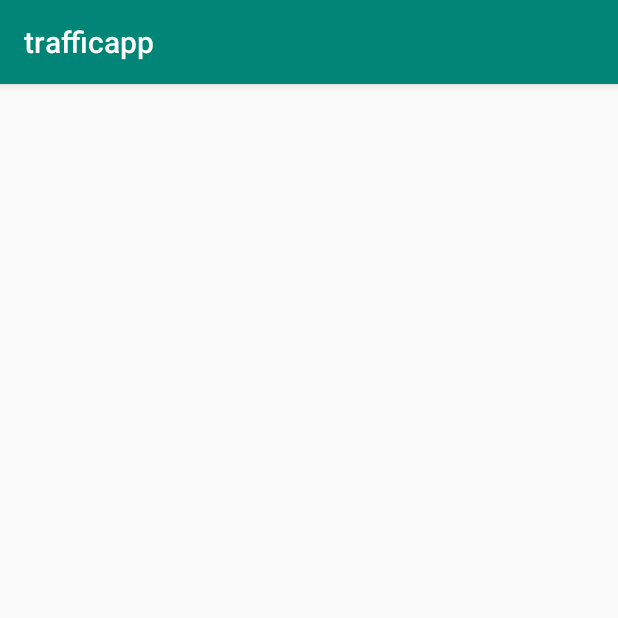
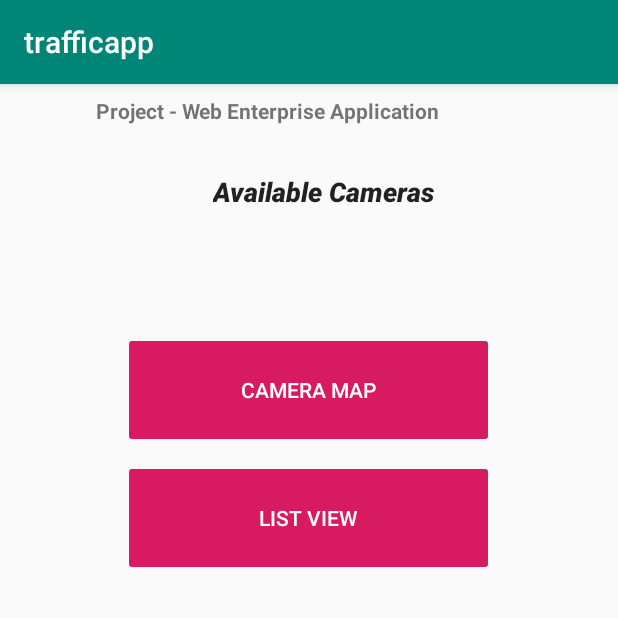
Before and after one commit to Jabberwaka/AndroidApp, an Android app: the screen it shows after launch (MainActivity), on a phone screen of 412 x 824 dp, the top half of it. Run offline under Robolectric (Android 15) with nearby library versions, the phone set to English and light mode, and no system bars.

Commit message:
Layout changed

```diff
--- a/app/src/main/res/layout/activity_main.xml
+++ b/app/src/main/res/layout/activity_main.xml
@@ -7,7 +7,7 @@
     android:orientation="vertical"
     tools:context=".MainActivity">
 
-            <TextViewc
+    <TextView
         android:id="@+id/textView2"
         android:layout_width="283dp"
         android:layout_height="43dp"
@@ -15,8 +15,8 @@
         android:layout_marginTop="8dp"
         android:layout_marginEnd="8dp"
         android:layout_marginBottom="8dp"
-            android:textStyle="bold"
-            android:text="@string/Project" />
+        android:text="@string/Project"
+        android:textStyle="bold" />
 
 
     <TextView
@@ -24,22 +24,23 @@
         android:layout_width="wrap_content"
         android:layout_height="wrap_content"
         android:layout_marginStart="10dp"
-            android:layout_marginBottom="120dp"
+        android:layout_marginBottom="80dp"
         android:text="@string/textView3"
         android:textAppearance="@style/TextAppearance.AppCompat.Body2"
         android:textSize="18sp"
         android:textStyle="bold|italic"
-            android:typeface="normal"/>
+        android:typeface="normal" />
+
 
     <Button
         android:id="@+id/buttonMap"
         style="@style/Widget.AppCompat.Button.Colored"
         android:layout_width="247dp"
         android:layout_height="77dp"
-        android:layout_marginStart="8dp"
         android:onClick="viewMap"
         android:stateListAnimator="@mipmap/ic_launcher_round"
-        android:text="@string/Camera_Map" />
+        android:text="@string/Camera_Map"
+    android:layout_marginTop="1dp"/>
 
     <Button
         android:id="@+id/button2"
@@ -47,139 +48,30 @@
         android:layout_width="247dp"
         android:layout_height="77dp"
         android:layout_marginStart="8dp"
-
+        android:layout_marginTop="8dp"
+        android:layout_marginEnd="8dp"
         android:onClick="viewCamList"
         android:stateListAnimator="@mipmap/ic_launcher_round"
-            android:text="List View"/>
-
-
+        android:text="List View" />
 
 
 </LinearLayout>
 
 
+    <!--<?xml version="1.0" encoding="utf-8"?>--><!--<android.support.constraint.ConstraintLayout xmlns:android="http://schemas.android.com/apk/res/android"--><!--xmlns:app="http://schemas.android.com/apk/res-auto"--><!--xmlns:tools="http://schemas.android.com/tools"--><!--android:layout_width="match_parent"--><!--android:layout_height="match_parent"--><!--tools:context=".MainActivity"--><!--tools:layout_editor_absoluteY="81dp">-->
 
-<!--<?xml version="1.0" encoding="utf-8"?>-->
-<!--<android.support.constraint.ConstraintLayout xmlns:android="http://schemas.android.com/apk/res/android"-->
-    <!--xmlns:app="http://schemas.android.com/apk/res-auto"-->
-    <!--xmlns:tools="http://schemas.android.com/tools"-->
-    <!--android:layout_width="match_parent"-->
-    <!--android:layout_height="match_parent"-->
-    <!--tools:context=".MainActivity"-->
-    <!--tools:layout_editor_absoluteY="81dp">-->
+    <!--<Button--><!--android:id="@+id/button6"--><!--style="@style/Widget.AppCompat.Button.Colored"--><!--android:layout_width="247dp"--><!--android:layout_height="77dp"--><!--android:layout_marginStart="8dp"--><!--android:layout_marginTop="8dp"--><!--android:layout_marginEnd="8dp"--><!--android:layout_marginBottom="8dp"--><!--android:onClick="viewCamera"--><!--android:stateListAnimator="@mipmap/ic_launcher_round"--><!--android:text="Camera2"--><!--app:layout_constraintBottom_toTopOf="@+id/button2"--><!--app:layout_constraintEnd_toEndOf="parent"--><!--app:layout_constraintHorizontal_bias="0.0"--><!--app:layout_constraintStart_toStartOf="parent"--><!--app:layout_constraintTop_toBottomOf="@+id/button" />-->
 
-    <!--<Button-->
-        <!--android:id="@+id/button6"-->
-        <!--style="@style/Widget.AppCompat.Button.Colored"-->
-        <!--android:layout_width="247dp"-->
-        <!--android:layout_height="77dp"-->
-        <!--android:layout_marginStart="8dp"-->
-        <!--android:layout_marginTop="8dp"-->
-        <!--android:layout_marginEnd="8dp"-->
-        <!--android:layout_marginBottom="8dp"-->
-        <!--android:onClick="viewCamera"-->
-        <!--android:stateListAnimator="@mipmap/ic_launcher_round"-->
-        <!--android:text="Camera2"-->
-        <!--app:layout_constraintBottom_toTopOf="@+id/button2"-->
-        <!--app:layout_constraintEnd_toEndOf="parent"-->
-        <!--app:layout_constraintHorizontal_bias="0.0"-->
-        <!--app:layout_constraintStart_toStartOf="parent"-->
-        <!--app:layout_constraintTop_toBottomOf="@+id/button" />-->
+    <!--<Button--><!--android:id="@+id/button"--><!--style="@style/Widget.AppCompat.Button.Colored"--><!--android:layout_width="247dp"--><!--android:layout_height="77dp"--><!--android:layout_marginStart="8dp"--><!--android:layout_marginTop="160dp"--><!--android:layout_marginEnd="8dp"--><!--android:layout_marginBottom="8dp"--><!--android:onClick="viewCamera2"--><!--android:stateListAnimator="@mipmap/ic_launcher_round"--><!--android:text="Camera"--><!--app:layout_constraintBottom_toTopOf="@+id/button6"--><!--app:layout_constraintEnd_toEndOf="parent"--><!--app:layout_constraintHorizontal_bias="0.0"--><!--app:layout_constraintStart_toStartOf="parent"--><!--app:layout_constraintTop_toTopOf="parent"--><!--app:layout_constraintVertical_chainStyle="packed" />-->
 
-    <!--<Button-->
-        <!--android:id="@+id/button"-->
-        <!--style="@style/Widget.AppCompat.Button.Colored"-->
-        <!--android:layout_width="247dp"-->
-        <!--android:layout_height="77dp"-->
-        <!--android:layout_marginStart="8dp"-->
-        <!--android:layout_marginTop="160dp"-->
-        <!--android:layout_marginEnd="8dp"-->
-        <!--android:layout_marginBottom="8dp"-->
-        <!--android:onClick="viewCamera2"-->
-        <!--android:stateListAnimator="@mipmap/ic_launcher_round"-->
-        <!--android:text="Camera"-->
-        <!--app:layout_constraintBottom_toTopOf="@+id/button6"-->
-        <!--app:layout_constraintEnd_toEndOf="parent"-->
-        <!--app:layout_constraintHorizontal_bias="0.0"-->
-        <!--app:layout_constraintStart_toStartOf="parent"-->
-        <!--app:layout_constraintTop_toTopOf="parent"-->
-        <!--app:layout_constraintVertical_chainStyle="packed" />-->
+    <!--&lt;!&ndash;<TextView&ndash;&gt;--><!--&lt;!&ndash;android:id="@+id/textView2"&ndash;&gt;--><!--&lt;!&ndash;android:layout_width="283dp"&ndash;&gt;--><!--&lt;!&ndash;android:layout_height="43dp"&ndash;&gt;--><!--&lt;!&ndash;android:layout_marginStart="8dp"&ndash;&gt;--><!--&lt;!&ndash;android:layout_marginTop="8dp"&ndash;&gt;--><!--&lt;!&ndash;android:layout_marginEnd="8dp"&ndash;&gt;--><!--&lt;!&ndash;android:layout_marginBottom="8dp"&ndash;&gt;--><!--&lt;!&ndash;android:text="TextView"&ndash;&gt;--><!--&lt;!&ndash;app:layout_constraintBottom_toTopOf="@+id/button"&ndash;&gt;--><!--&lt;!&ndash;app:layout_constraintEnd_toEndOf="parent"&ndash;&gt;--><!--&lt;!&ndash;app:layout_constraintHorizontal_bias="0.505"&ndash;&gt;--><!--&lt;!&ndash;app:layout_constraintStart_toStartOf="parent"&ndash;&gt;--><!--&lt;!&ndash;app:layout_constraintTop_toTopOf="parent"&ndash;&gt;--><!--&lt;!&ndash;app:layout_constraintVertical_bias="0.433" />&ndash;&gt;-->
 
-    <!--&lt;!&ndash;<TextView&ndash;&gt;-->
-    <!--&lt;!&ndash;android:id="@+id/textView2"&ndash;&gt;-->
-    <!--&lt;!&ndash;android:layout_width="283dp"&ndash;&gt;-->
-    <!--&lt;!&ndash;android:layout_height="43dp"&ndash;&gt;-->
-    <!--&lt;!&ndash;android:layout_marginStart="8dp"&ndash;&gt;-->
-    <!--&lt;!&ndash;android:layout_marginTop="8dp"&ndash;&gt;-->
-    <!--&lt;!&ndash;android:layout_marginEnd="8dp"&ndash;&gt;-->
-    <!--&lt;!&ndash;android:layout_marginBottom="8dp"&ndash;&gt;-->
-    <!--&lt;!&ndash;android:text="TextView"&ndash;&gt;-->
-    <!--&lt;!&ndash;app:layout_constraintBottom_toTopOf="@+id/button"&ndash;&gt;-->
-    <!--&lt;!&ndash;app:layout_constraintEnd_toEndOf="parent"&ndash;&gt;-->
-    <!--&lt;!&ndash;app:layout_constraintHorizontal_bias="0.505"&ndash;&gt;-->
-    <!--&lt;!&ndash;app:layout_constraintStart_toStartOf="parent"&ndash;&gt;-->
-    <!--&lt;!&ndash;app:layout_constraintTop_toTopOf="parent"&ndash;&gt;-->
-    <!--&lt;!&ndash;app:layout_constraintVertical_bias="0.433" />&ndash;&gt;-->
+    <!--&lt;!&ndash;<TextView&ndash;&gt;--><!--&lt;!&ndash;android:id="@+id/textView"&ndash;&gt;--><!--&lt;!&ndash;android:layout_width="wrap_content"&ndash;&gt;--><!--&lt;!&ndash;android:layout_height="23dp"&ndash;&gt;--><!--&lt;!&ndash;android:layout_marginStart="100dp"&ndash;&gt;--><!--&lt;!&ndash;android:layout_marginBottom="40dp"&ndash;&gt;--><!--&lt;!&ndash;android:text="SQL Connection Name:"&ndash;&gt;--><!--&lt;!&ndash;android:textAppearance="@style/TextAppearance.AppCompat.Body2"&ndash;&gt;--><!--&lt;!&ndash;android:textSize="18sp"&ndash;&gt;--><!--&lt;!&ndash;android:textStyle="bold|italic"&ndash;&gt;--><!--&lt;!&ndash;android:typeface="normal"&ndash;&gt;--><!--&lt;!&ndash;app:layout_constraintBottom_toTopOf="@+id/textView2"&ndash;&gt;--><!--&lt;!&ndash;app:layout_constraintStart_toStartOf="parent" />&ndash;&gt;-->
 
-    <!--&lt;!&ndash;<TextView&ndash;&gt;-->
-    <!--&lt;!&ndash;android:id="@+id/textView"&ndash;&gt;-->
-    <!--&lt;!&ndash;android:layout_width="wrap_content"&ndash;&gt;-->
-    <!--&lt;!&ndash;android:layout_height="23dp"&ndash;&gt;-->
-    <!--&lt;!&ndash;android:layout_marginStart="100dp"&ndash;&gt;-->
-    <!--&lt;!&ndash;android:layout_marginBottom="40dp"&ndash;&gt;-->
-    <!--&lt;!&ndash;android:text="SQL Connection Name:"&ndash;&gt;-->
-    <!--&lt;!&ndash;android:textAppearance="@style/TextAppearance.AppCompat.Body2"&ndash;&gt;-->
-    <!--&lt;!&ndash;android:textSize="18sp"&ndash;&gt;-->
-    <!--&lt;!&ndash;android:textStyle="bold|italic"&ndash;&gt;-->
-    <!--&lt;!&ndash;android:typeface="normal"&ndash;&gt;-->
-    <!--&lt;!&ndash;app:layout_constraintBottom_toTopOf="@+id/textView2"&ndash;&gt;-->
-    <!--&lt;!&ndash;app:layout_constraintStart_toStartOf="parent" />&ndash;&gt;-->
+    <!--<TextView--><!--android:id="@+id/textView3"--><!--android:layout_width="wrap_content"--><!--android:layout_height="wrap_content"--><!--android:layout_marginStart="100dp"--><!--android:layout_marginBottom="120dp"--><!--android:text="@string/textView3"--><!--android:textAppearance="@style/TextAppearance.AppCompat.Body2"--><!--android:textSize="18sp"--><!--android:textStyle="bold|italic"--><!--android:typeface="normal"--><!--app:layout_constraintBottom_toTopOf="@+id/button"--><!--app:layout_constraintStart_toStartOf="parent" />-->
 
-    <!--<TextView-->
-        <!--android:id="@+id/textView3"-->
-        <!--android:layout_width="wrap_content"-->
-        <!--android:layout_height="wrap_content"-->
-        <!--android:layout_marginStart="100dp"-->
-        <!--android:layout_marginBottom="120dp"-->
-        <!--android:text="@string/textView3"-->
-        <!--android:textAppearance="@style/TextAppearance.AppCompat.Body2"-->
-        <!--android:textSize="18sp"-->
-        <!--android:textStyle="bold|italic"-->
-        <!--android:typeface="normal"-->
-        <!--app:layout_constraintBottom_toTopOf="@+id/button"-->
-        <!--app:layout_constraintStart_toStartOf="parent" />-->
+    <!--<Button--><!--android:id="@+id/button2"--><!--style="@style/Widget.AppCompat.Button.Colored"--><!--android:layout_width="247dp"--><!--android:layout_height="77dp"--><!--android:layout_marginStart="8dp"--><!--android:layout_marginTop="8dp"--><!--android:layout_marginEnd="8dp"--><!--android:layout_marginBottom="4dp"--><!--android:onClick="viewCamList"--><!--android:stateListAnimator="@mipmap/ic_launcher_round"--><!--android:text="List View"--><!--app:layout_constraintBottom_toBottomOf="parent"--><!--app:layout_constraintEnd_toEndOf="parent"--><!--app:layout_constraintHorizontal_bias="0.0"--><!--app:layout_constraintStart_toStartOf="parent"--><!--app:layout_constraintTop_toBottomOf="@+id/button6" />-->
 
-    <!--<Button-->
-        <!--android:id="@+id/button2"-->
-        <!--style="@style/Widget.AppCompat.Button.Colored"-->
-        <!--android:layout_width="247dp"-->
-        <!--android:layout_height="77dp"-->
-        <!--android:layout_marginStart="8dp"-->
-        <!--android:layout_marginTop="8dp"-->
-        <!--android:layout_marginEnd="8dp"-->
-        <!--android:layout_marginBottom="4dp"-->
-        <!--android:onClick="viewCamList"-->
-        <!--android:stateListAnimator="@mipmap/ic_launcher_round"-->
-        <!--android:text="List View"-->
-        <!--app:layout_constraintBottom_toBottomOf="parent"-->
-        <!--app:layout_constraintEnd_toEndOf="parent"-->
-        <!--app:layout_constraintHorizontal_bias="0.0"-->
-        <!--app:layout_constraintStart_toStartOf="parent"-->
-        <!--app:layout_constraintTop_toBottomOf="@+id/button6" />-->
-
-    <!--<Button-->
-        <!--android:id="@+id/buttonMap"-->
-        <!--style="@style/Widget.AppCompat.Button.Colored"-->
-        <!--android:layout_width="247dp"-->
-        <!--android:layout_height="77dp"-->
-        <!--android:layout_marginStart="8dp"-->
-        <!--android:layout_marginBottom="320dp"-->
-        <!--android:onClick="viewMap"-->
-        <!--android:stateListAnimator="@mipmap/ic_launcher_round"-->
-        <!--android:text="@string/Camera_Map"-->
-        <!--app:layout_constraintBottom_toBottomOf="parent"-->
-        <!--app:layout_constraintStart_toStartOf="parent"-->
-        <!--app:layout_constraintTop_toTopOf="parent"-->
-        <!--app:layout_constraintVertical_bias="0.973" />-->
+    <!--<Button--><!--android:id="@+id/buttonMap"--><!--style="@style/Widget.AppCompat.Button.Colored"--><!--android:layout_width="247dp"--><!--android:layout_height="77dp"--><!--android:layout_marginStart="8dp"--><!--android:layout_marginBottom="320dp"--><!--android:onClick="viewMap"--><!--android:stateListAnimator="@mipmap/ic_launcher_round"--><!--android:text="@string/Camera_Map"--><!--app:layout_constraintBottom_toBottomOf="parent"--><!--app:layout_constraintStart_toStartOf="parent"--><!--app:layout_constraintTop_toTopOf="parent"--><!--app:layout_constraintVertical_bias="0.973" />-->
 
     <!--</android.support.constraint.ConstraintLayout>-->
--- a/app/src/main/res/values/strings.xml
+++ b/app/src/main/res/values/strings.xml
@@ -16,7 +16,7 @@
     <string name="buttonMap">Camera Map</string>
     <string name="textView3">Available Cameras</string>
 
-    <string name="Project"> Project - Web Enterprise </string>
+    <string name="Project"> Project - Web Enterprise Application </string>
 
 
 </resources>
```
Also changed, not shown: app/src/main/java/com/example/tyler/trafficapp/CameraList.java (+0 -10 lines), app/src/main/java/com/example/tyler/trafficapp/MainActivity.java (+4 -4 lines), 1 other file. Lines whose indentation alone changed are shown as unchanged.
